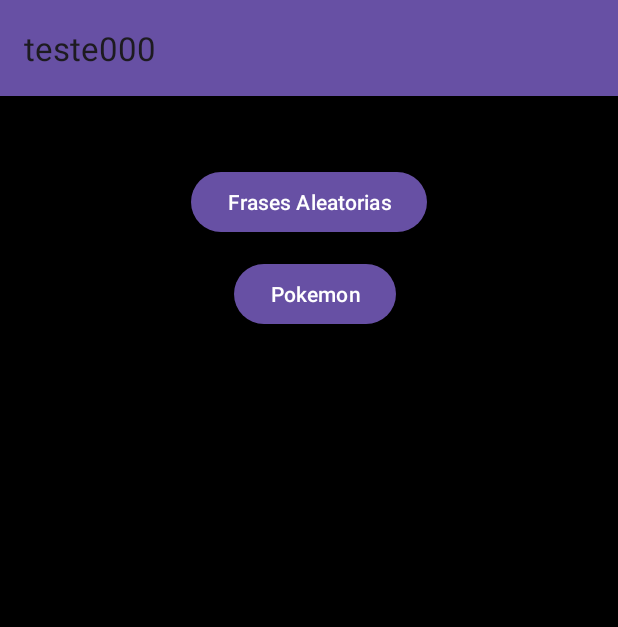
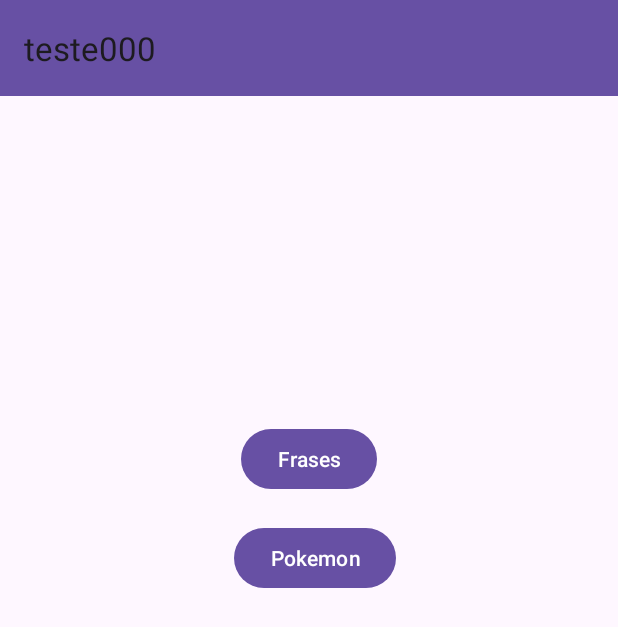
Before and after one commit to GuitsMeireles/Frases, an Android app: the screen it shows after launch (MainActivity), on a phone screen of 412 x 824 dp. Shown: the top 627 px of the screen. Run offline under Robolectric (Android 15) with nearby library versions, the phone set to English and light mode, and no system bars.

Commit message:
Permanent correction of the phrases button

```diff
--- a/app/src/main/java/com/example/teste000/MainActivity.kt
+++ b/app/src/main/java/com/example/teste000/MainActivity.kt
@@ -19,13 +19,13 @@ class MainActivity : AppCompatActivity() {
         val toolbar: Toolbar = findViewById(R.id.toolbar)
         setSupportActionBar(toolbar)
 
-        binding.pokeButton.setOnClickListener {
-            val i = Intent(this,PokemonActivity::class.java )
-            startActivity(i)
-
         binding.buttonIr.setOnClickListener {
             val i = Intent(this,SegundaTela::class.java )
             startActivity(i)
         }
+
+        binding.pokeButton.setOnClickListener {
+            val i = Intent(this,PokemonActivity::class.java )
+            startActivity(i)
     }
 }}
--- a/app/src/main/res/layout/activity_main.xml
+++ b/app/src/main/res/layout/activity_main.xml
@@ -4,7 +4,6 @@
     xmlns:tools="http://schemas.android.com/tools"
     android:layout_width="match_parent"
     android:layout_height="match_parent"
-    android:background="@android:color/black"
     tools:context=".MainActivity">
 
     <com.google.android.material.appbar.AppBarLayout
@@ -26,22 +25,20 @@
         android:id="@+id/button_ir"
         android:layout_width="wrap_content"
         android:layout_height="wrap_content"
-        android:text="Frases Aleatorias"
-        android:textColor="@color/white"
+        android:text="Frases"
         app:layout_constraintBottom_toBottomOf="parent"
         app:layout_constraintEnd_toEndOf="parent"
         app:layout_constraintStart_toStartOf="parent"
         app:layout_constraintTop_toTopOf="parent"
-        app:layout_constraintVertical_bias="0.143" />
+        app:layout_constraintVertical_bias="0.363" />
 
     <Button
         android:id="@+id/poke_button"
         android:layout_width="wrap_content"
         android:layout_height="wrap_content"
-        android:layout_marginTop="172dp"
+        android:layout_marginTop="348dp"
         android:layout_marginEnd="148dp"
         android:text="Pokemon"
-        android:textColor="@color/white"
         app:layout_constraintEnd_toEndOf="parent"
         app:layout_constraintTop_toTopOf="parent" />
 </androidx.constraintlayout.widget.ConstraintLayout>
```
